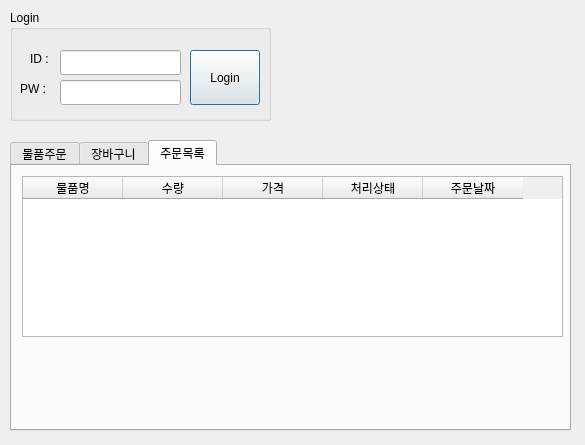
Before: the Qt Designer form gui/pickup_user.ui in addinedu-ros-8th/iot-repo-5, drawn with Qt 5.
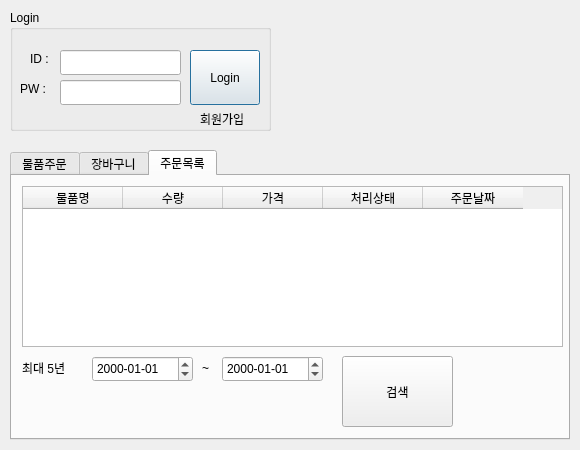
After: the same form once the commit is applied. The open tabs and pages were chosen to show the change.

What changed in the file:
```diff
--- a/gui/pickup_user.ui
+++ b/gui/pickup_user.ui
@@ -6,8 +6,8 @@
    <rect>
     <x>0</x>
     <y>0</y>
-    <width>585</width>
-    <height>445</height>
+    <width>580</width>
+    <height>450</height>
    </rect>
   </property>
   <property name="windowTitle">
@@ -19,7 +19,7 @@
      <x>10</x>
      <y>10</y>
      <width>261</width>
-     <height>111</height>
+     <height>121</height>
     </rect>
    </property>
    <property name="title">
@@ -87,14 +87,27 @@
      <string>Login</string>
     </property>
    </widget>
+   <widget class="QLabel" name="lblRegist">
+    <property name="geometry">
+     <rect>
+      <x>190</x>
+      <y>100</y>
+      <width>67</width>
+      <height>17</height>
+     </rect>
+    </property>
+    <property name="text">
+     <string>회원가입</string>
+    </property>
+   </widget>
   </widget>
   <widget class="QTabWidget" name="tabWidget">
    <property name="geometry">
     <rect>
      <x>10</x>
-     <y>140</y>
-     <width>561</width>
-     <height>291</height>
+     <y>150</y>
+     <width>560</width>
+     <height>290</height>
     </rect>
    </property>
    <property name="currentIndex">
@@ -393,6 +406,71 @@
       </property>
      </column>
     </widget>
+    <widget class="QDateEdit" name="dateEdit">
+     <property name="geometry">
+      <rect>
+       <x>80</x>
+       <y>180</y>
+       <width>101</width>
+       <height>26</height>
+      </rect>
+     </property>
+     <property name="displayFormat">
+      <string>yyyy-MM-dd</string>
+     </property>
+    </widget>
+    <widget class="QDateEdit" name="dateEdit_2">
+     <property name="geometry">
+      <rect>
+       <x>210</x>
+       <y>180</y>
+       <width>101</width>
+       <height>26</height>
+      </rect>
+     </property>
+     <property name="displayFormat">
+      <string>yyyy-MM-dd</string>
+     </property>
+    </widget>
+    <widget class="QLabel" name="label_6">
+     <property name="geometry">
+      <rect>
+       <x>10</x>
+       <y>183</y>
+       <width>67</width>
+       <height>17</height>
+      </rect>
+     </property>
+     <property name="text">
+      <string>최대 5년</string>
+     </property>
+    </widget>
+    <widget class="QLabel" name="label_7">
+     <property name="geometry">
+      <rect>
+       <x>190</x>
+       <y>183</y>
+       <width>67</width>
+       <height>17</height>
+      </rect>
+     </property>
+     <property name="text">
+      <string>~</string>
+     </property>
+    </widget>
+    <widget class="QPushButton" name="pushButton">
+     <property name="geometry">
+      <rect>
+       <x>330</x>
+       <y>180</y>
+       <width>111</width>
+       <height>71</height>
+      </rect>
+     </property>
+     <property name="text">
+      <string>검색</string>
+     </property>
+    </widget>
    </widget>
   </widget>
  </widget>
```
Left out of the diff: 4 changed lines with no effect on the pictures.
